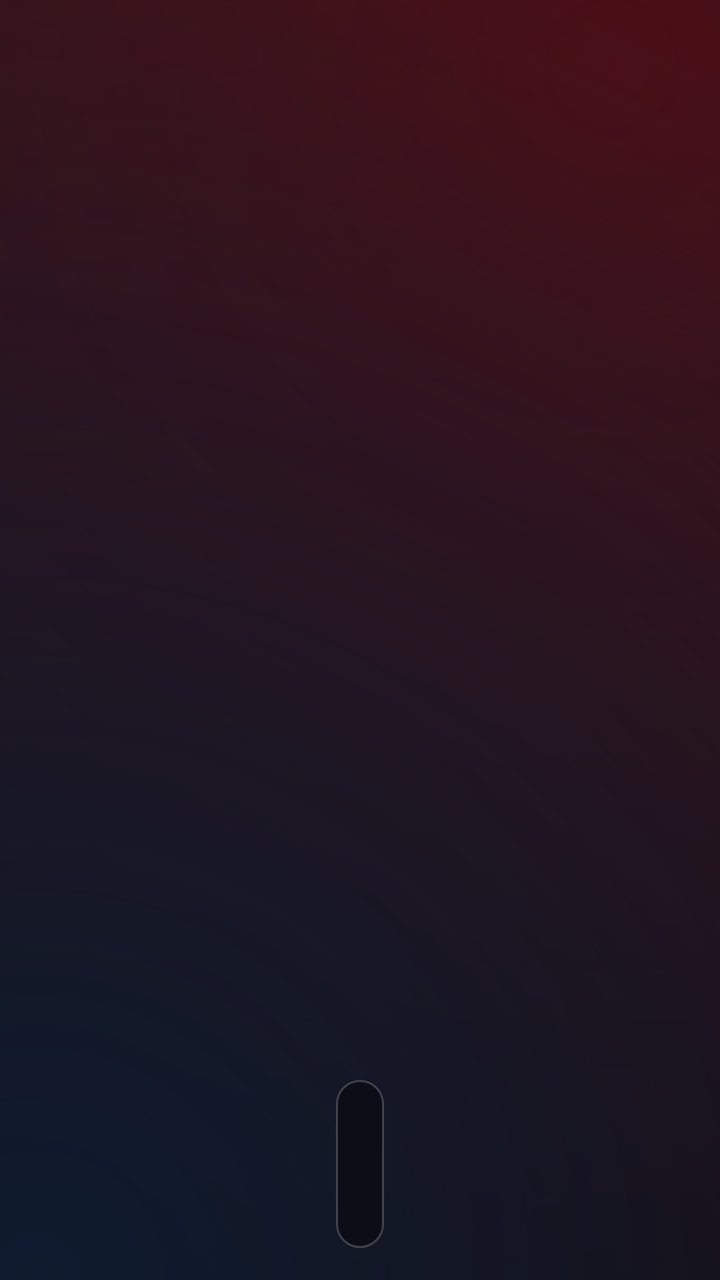
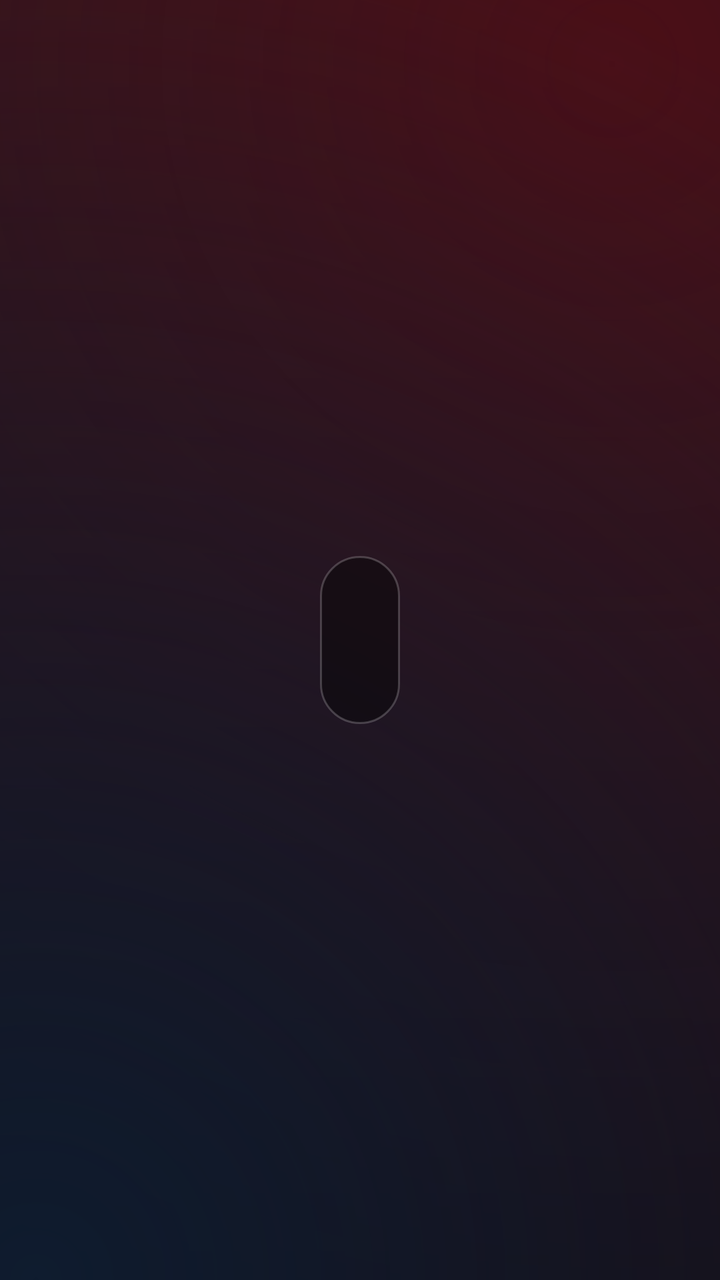

Compare the two renders of this Android layout. The source of the first and the diff that turns it into the second are given below.
<!-- AndroidManifest.xml: application theme android:Theme.Material.NoActionBar.Fullscreen -->
<!-- res/layout/activity_main.xml -->
<?xml version="1.0" encoding="utf-8"?>
<RelativeLayout xmlns:android="http://schemas.android.com/apk/res/android"
    android:layout_width="match_parent"
    android:layout_height="match_parent"
    android:background="@drawable/wallpaper_gradient">

    <ImageView
        android:id="@+id/wallpaper"
        android:layout_width="match_parent"
        android:layout_height="match_parent"
        android:layout_alignParentTop="true"
        android:layout_alignParentStart="true"
        android:scaleType="centerCrop"
        android:visibility="gone" />

    <View
        android:id="@+id/wallpaper_dim"
        android:layout_width="match_parent"
        android:layout_height="match_parent"
        android:layout_alignParentTop="true"
        android:layout_alignParentStart="true"
        android:background="#80000000"
        android:visibility="gone" />

    
    <TextView
        android:id="@+id/clock"
        android:layout_width="wrap_content"
        android:layout_height="wrap_content"
        android:layout_alignParentTop="true"
        android:layout_alignParentStart="true"
        android:layout_marginTop="28dp"
        android:layout_marginStart="40dp"
        android:textColor="#FFFFFF"
        android:textSize="52sp"
        android:textStyle="bold" />

    <TextView
        android:id="@+id/date"
        android:layout_width="wrap_content"
        android:layout_height="wrap_content"
        android:layout_alignParentStart="true"
        android:layout_below="@id/clock"
        android:layout_marginStart="40dp"
        android:layout_marginTop="2dp"
        android:textColor="#D8D8D8"
        android:textSize="20sp" />

    
    <ImageView
        android:id="@+id/hero_banner"
        android:layout_width="600dp"
        android:layout_height="230dp"
        android:layout_alignParentTop="true"
        android:layout_centerHorizontal="true"
        android:layout_marginTop="104dp"
        android:scaleType="fitCenter" />

    <TextView
        android:id="@+id/hero_label"
        android:layout_width="wrap_content"
        android:layout_height="wrap_content"
        android:layout_below="@id/hero_banner"
        android:layout_centerHorizontal="true"
        android:layout_marginTop="10dp"
        android:textColor="#FFFFFF"
        android:textSize="30sp"
        android:textStyle="bold" />

    
    <HorizontalScrollView
        android:id="@+id/dock_scroll"
        android:layout_width="wrap_content"
        android:layout_height="84dp"
        android:layout_alignParentBottom="true"
        android:layout_centerHorizontal="true"
        android:layout_marginBottom="16dp"
        android:background="@drawable/dock_pill"
        android:fillViewport="true"
        android:paddingStart="12dp"
        android:paddingEnd="12dp"
        android:paddingTop="10dp"
        android:paddingBottom="10dp"
        android:scrollbars="none">

        <LinearLayout
            android:id="@+id/app_dock"
            android:layout_width="wrap_content"
            android:layout_height="match_parent"
            android:gravity="center"
            android:orientation="horizontal" />

    </HorizontalScrollView>

</RelativeLayout>
<!-- resources referenced by this layout -->
<resources>
  <!-- drawable dock_pill (drawable) -->
  <?xml version="1.0" encoding="utf-8"?>
  <shape xmlns:android="http://schemas.android.com/apk/res/android"
      android:shape="rectangle">
      <solid android:color="#66000000" />
      <stroke
          android:width="1dp"
          android:color="#33FFFFFF" />
      <corners android:radius="38dp" />
  </shape>
  <!-- drawable wallpaper_gradient (drawable) -->
  <?xml version="1.0" encoding="utf-8"?>
  <layer-list xmlns:android="http://schemas.android.com/apk/res/android">
      
      <item>
          <shape android:shape="rectangle">
              <gradient
                  android:angle="270"
                  android:endColor="#050506"
                  android:startColor="#1B1B20"
                  android:type="linear" />
          </shape>
      </item>
      
      <item>
          <shape android:shape="rectangle">
              <gradient
                  android:centerX="0.85"
                  android:centerY="0.05"
                  android:endColor="#00000000"
                  android:gradientRadius="900dp"
                  android:startColor="#4A0E16"
                  android:type="radial" />
          </shape>
      </item>
      
      <item>
          <shape android:shape="rectangle">
              <gradient
                  android:centerX="0.05"
                  android:centerY="1.0"
                  android:endColor="#00000000"
                  android:gradientRadius="700dp"
                  android:startColor="#0E1B2E"
                  android:type="radial" />
          </shape>
      </item>
  </layer-list>
</resources>

<!-- the commit's change to res/layout/activity_main.xml (unified diff, before → after) -->
@@ -72,13 +72,14 @@
         android:id="@+id/dock_scroll"
         android:layout_width="wrap_content"
         android:layout_height="84dp"
-        android:layout_alignParentBottom="true"
         android:layout_centerHorizontal="true"
-        android:layout_marginBottom="16dp"
+        android:layout_centerVertical="true"
         android:background="@drawable/dock_pill"
+        android:clipChildren="false"
+        android:clipToPadding="false"
         android:fillViewport="true"
-        android:paddingStart="12dp"
-        android:paddingEnd="12dp"
+        android:paddingStart="20dp"
+        android:paddingEnd="20dp"
         android:paddingTop="10dp"
         android:paddingBottom="10dp"
         android:scrollbars="none">
@@ -87,6 +88,7 @@
             android:id="@+id/app_dock"
             android:layout_width="wrap_content"
             android:layout_height="match_parent"
+            android:clipChildren="false"
             android:gravity="center"
             android:orientation="horizontal" />
 
